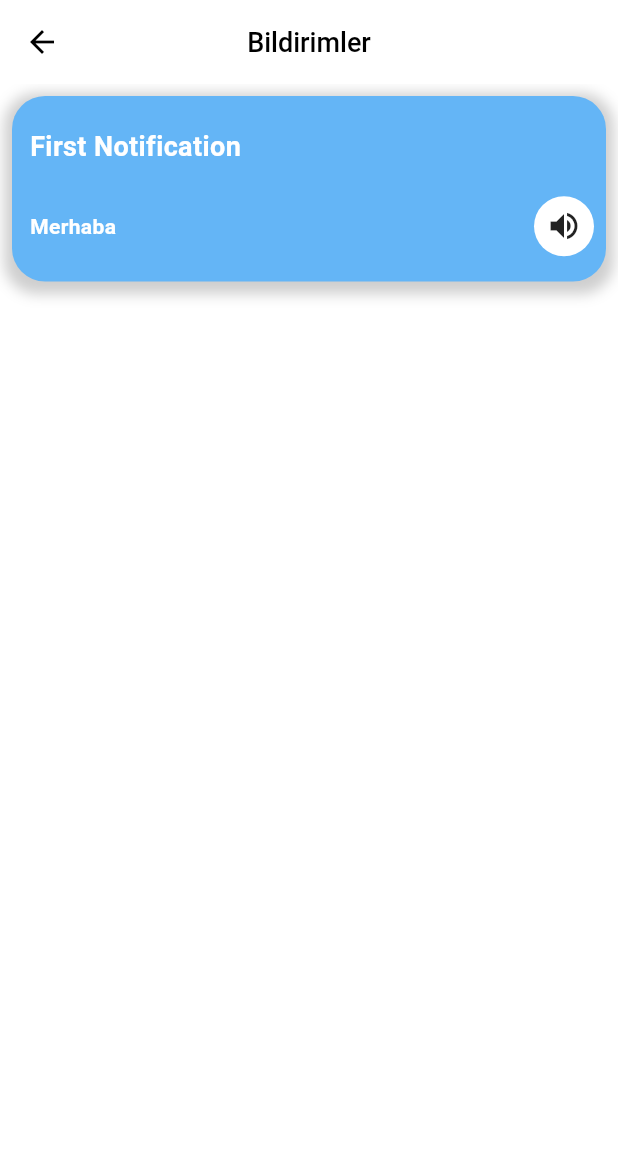
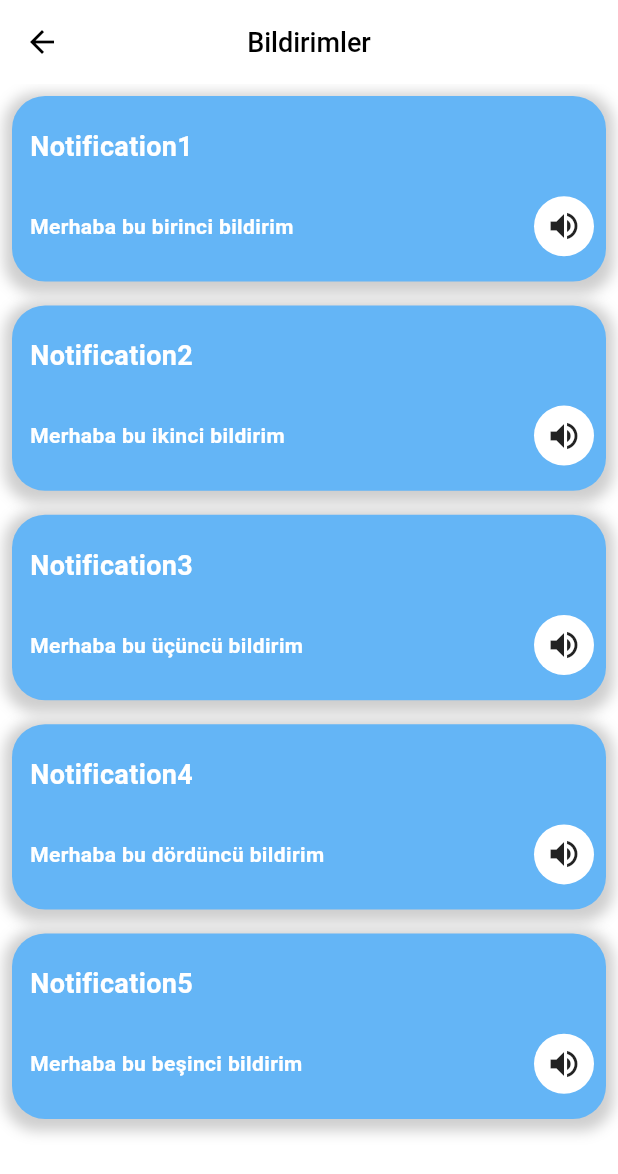
Before and after one commit to cuneyt0/new_architecture, a Flutter app: the screen it shows after launch, after a tap on the "search" icon, after a tap on the "notifications" icon, on a phone screen of 412 x 824 dp. Shown: the top 1174 px of the screen. Run offline on Flutter 3.47's test engine with Material 3 defaults, Android fonts, the phone set to English and light mode, and no system bars; our stand-ins replace connectivity_plus, dio, easy_localization, equatable, firebase_analytics, firebase_core and 13 more; accounts and stored records are empty; network calls fail.

Commit message:
updates for push notification

```diff
--- a/lib/app/presentation/notification/view/notification_view.dart
+++ b/lib/app/presentation/notification/view/notification_view.dart
@@ -38,8 +38,24 @@ class NotificationView extends BaseView<NotificationViewModel> {
                     children: [
                       //Notification box
                       NotificationBox(
-                        notificationMessage: "Merhaba ",
-                        title: "First Notification",
+                        notificationMessage: "Merhaba bu birinci bildirim ",
+                        title: "Notification1",
+                      ),
+                      NotificationBox(
+                        notificationMessage: "Merhaba bu ikinci bildirim ",
+                        title: "Notification2",
+                      ),
+                      NotificationBox(
+                        notificationMessage: "Merhaba bu üçüncü bildirim ",
+                        title: "Notification3",
+                      ),
+                      NotificationBox(
+                        notificationMessage: "Merhaba bu dördüncü bildirim ",
+                        title: "Notification4",
+                      ),
+                      NotificationBox(
+                        notificationMessage: "Merhaba bu beşinci bildirim ",
+                        title: "Notification5",
                       ),
                     ],
                   ),
--- a/lib/core/firebase/cloud_messaging/cloud_messaging.dart
+++ b/lib/core/firebase/cloud_messaging/cloud_messaging.dart
@@ -2,9 +2,12 @@
 
 import 'dart:developer';
 
+import 'package:architecture/core/navigation/app_navigation.dart';
+import 'package:architecture/core/navigation/app_routes.dart';
 import 'package:firebase_messaging/firebase_messaging.dart';
 import 'package:flutter_local_notifications/flutter_local_notifications.dart';
 import 'package:flutter_tts/flutter_tts.dart';
+import 'package:go_router/go_router.dart';
 
 final class CloudMessaging {
   final FirebaseMessaging _messaging = FirebaseMessaging.instance;
@@ -43,10 +46,12 @@ final class CloudMessaging {
           log('notification(${notificationResponse.id}) action tapped: '
               '${notificationResponse.actionId} with'
               ' payload: ${notificationResponse.payload}');
-          await flutterTts.setLanguage("en-TR");
+          await flutterTts.setLanguage("tr-TR");
           await flutterTts.setPitch(1);
           await flutterTts.setSpeechRate(0.5);
           await flutterTts.speak("${notificationResponse.payload}");
+          AppNavigation.navigatorKey.currentState?.context
+              .go(AppRoutes.notificationView.path);
         },
       );
   @pragma('vm:entry-point')
--- a/pubspec.yaml
+++ b/pubspec.yaml
@@ -48,9 +48,6 @@ dependencies:
   firebase_messaging: ^14.7.21
   flutter_local_notifications: ^17.0.0
   flutter_tts: ^4.0.2
-
-  flutter_tts: ^4.0.2
-
 
 
 
```
Also changed, not shown: 1 other file.
